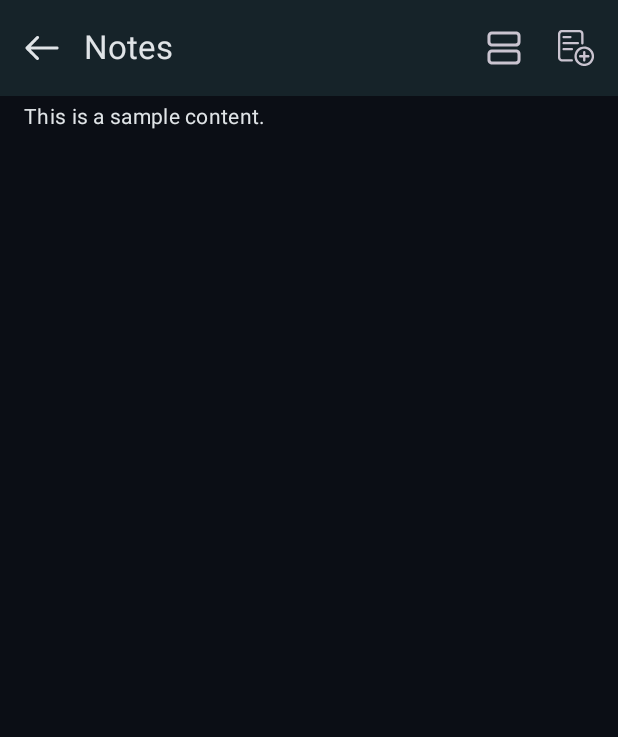
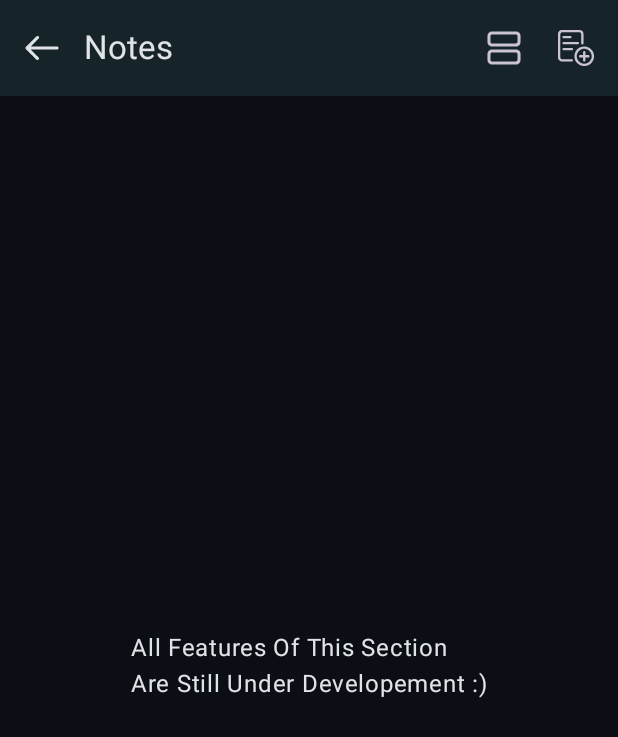
Before and after one commit to Xuan404/Kalendo, an Android app built with Jetpack Compose: the NoteScreen screen opened through its navigation route, on a phone screen of 412 x 824 dp. Shown: the top 737 px of the screen. Run offline under Robolectric (Android 15) with nearby library versions, the phone set to English and light mode, and no system bars; our stand-ins replace livedata-compose; pictures from the network do not load.

Commit message:
Added a message for unfinished features

```diff
--- a/app/src/main/java/com/example/kalendo/ui/component/editscreen/TopAppBarEdit.kt
+++ b/app/src/main/java/com/example/kalendo/ui/component/editscreen/TopAppBarEdit.kt
@@ -1,6 +1,7 @@
 package com.example.kalendo.ui.component.editscreen
 
 import android.os.Build
+import android.widget.Toast
 import androidx.annotation.RequiresApi
 import androidx.compose.foundation.layout.RowScope
 import androidx.compose.foundation.layout.padding
@@ -17,6 +18,7 @@ import androidx.compose.runtime.mutableStateOf
 import androidx.compose.runtime.remember
 import androidx.compose.runtime.setValue
 import androidx.compose.ui.Modifier
+import androidx.compose.ui.platform.LocalContext
 import androidx.compose.ui.res.painterResource
 import androidx.compose.ui.unit.dp
 import com.example.kalendo.R
@@ -33,6 +35,7 @@ fun TopAppBarEdit(
 ) {
 
     var showDialog by remember { mutableStateOf(false) }
+    val context = LocalContext.current
 
     TopAppBar(
         colors = TopAppBarDefaults.topAppBarColors(
@@ -62,7 +65,7 @@ fun TopAppBarEdit(
 //                    modifier = Modifier.padding(8.dp)
 //                )
 //            }
-            IconButton(onClick = { /* Do nothing for preview */ }) {
+            IconButton(onClick = { Toast.makeText(context, "Sorting Feature Coming Soon", Toast.LENGTH_SHORT).show() }) {
                 Icon(
                     painter = painterResource(id = R.drawable.icon_sort),
                     contentDescription = "Grid Rectangle",
--- a/app/src/main/java/com/example/kalendo/ui/component/notescreen/ContentNote.kt
+++ b/app/src/main/java/com/example/kalendo/ui/component/notescreen/ContentNote.kt
@@ -11,6 +11,7 @@ import androidx.compose.material3.MaterialTheme
 import androidx.compose.material3.Scaffold
 import androidx.compose.material3.Text
 import androidx.compose.runtime.Composable
+import androidx.compose.ui.Alignment
 import androidx.compose.ui.Modifier
 import androidx.compose.ui.tooling.preview.Preview
 import androidx.compose.ui.unit.dp
@@ -20,13 +21,14 @@ import com.example.kalendo.ui.theme.KalendoTheme
 
 @Composable
 fun ContentNote(modifier: Modifier = Modifier) {
-    Column(
-        modifier = Modifier
+    Box(
+        contentAlignment = Alignment.Center,
+        modifier = modifier
             .fillMaxSize()
             .padding(16.dp)
     ) {
-        Text(text = "Hello, World!", style = MaterialTheme.typography.headlineMedium)
-        Spacer(modifier = Modifier.height(16.dp))
-        Text(text = "This is a sample content.", style = MaterialTheme.typography.bodyMedium)
+        Text(
+            text = "All Features Of This Section\nAre Still Under Developement :)",
+        )
     }
 }
```
